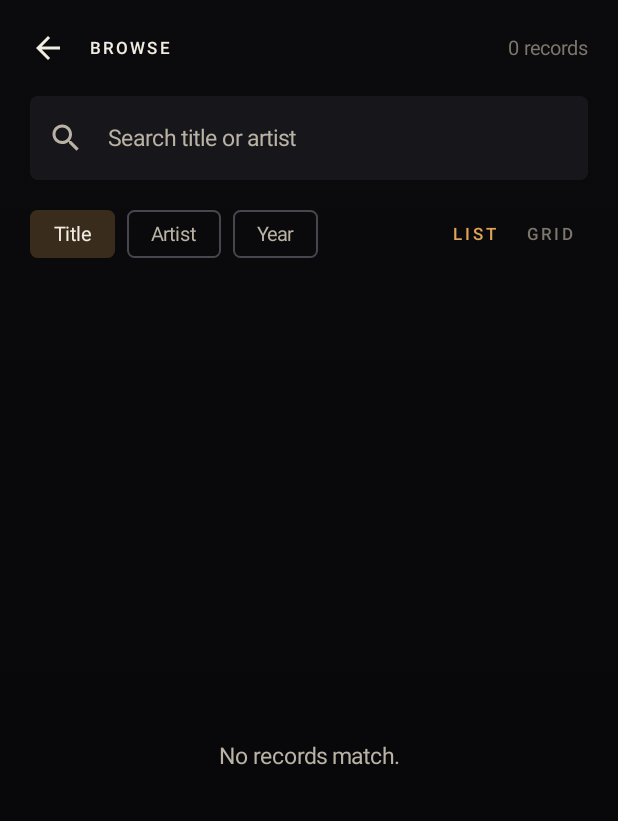
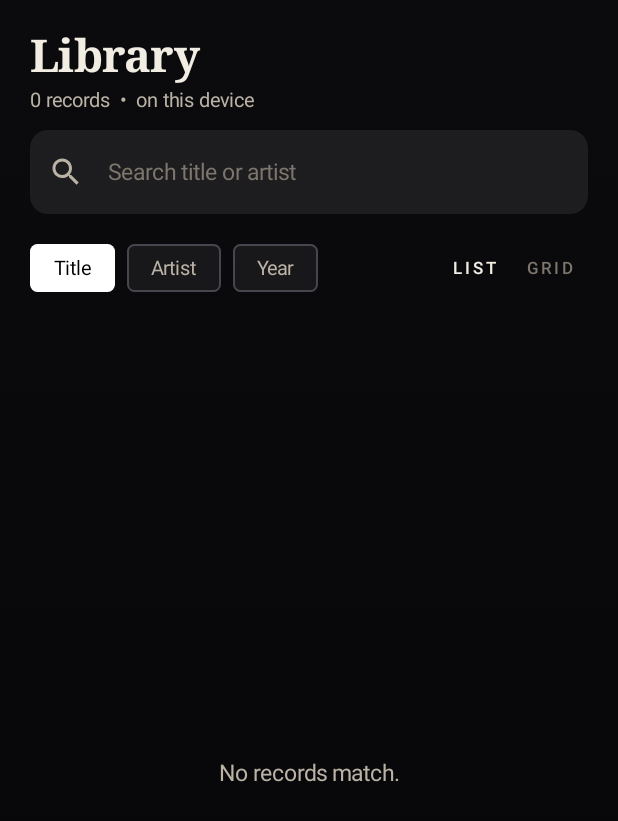
Before and after one commit to alekslime/Sonora, an Android app built with Jetpack Compose: the composable BrowseScreen called with empty values, on a phone screen of 412 x 824 dp. Shown: the top 821 px of the screen. Run offline under Robolectric (Android 15) with nearby library versions, the phone set to English and light mode, and no system bars; 2 statements that could not run were skipped.

Commit message:
M8: library home, detail and gate in the dark glass voice
These files also carry the M9 edge-to-edge insets; split by file, not by hunk.

```diff
--- a/app/src/main/java/com/sonora/browse/BrowseScreen.kt
+++ b/app/src/main/java/com/sonora/browse/BrowseScreen.kt
@@ -1,6 +1,5 @@
 package com.sonora.browse
 
-import androidx.activity.compose.BackHandler
 import androidx.compose.foundation.Image
 import androidx.compose.foundation.background
 import androidx.compose.foundation.clickable
@@ -16,6 +15,7 @@ import androidx.compose.foundation.layout.fillMaxWidth
 import androidx.compose.foundation.layout.height
 import androidx.compose.foundation.layout.padding
 import androidx.compose.foundation.layout.size
+import androidx.compose.foundation.layout.systemBarsPadding
 import androidx.compose.foundation.layout.width
 import androidx.compose.foundation.lazy.LazyColumn
 import androidx.compose.foundation.lazy.grid.GridCells
@@ -23,12 +23,10 @@ import androidx.compose.foundation.lazy.grid.LazyVerticalGrid
 import androidx.compose.foundation.lazy.grid.items
 import androidx.compose.foundation.lazy.items
 import androidx.compose.material.icons.Icons
-import androidx.compose.material.icons.filled.ArrowBack
 import androidx.compose.material.icons.filled.Search
 import androidx.compose.material3.FilterChip
 import androidx.compose.material3.FilterChipDefaults
 import androidx.compose.material3.Icon
-import androidx.compose.material3.IconButton
 import androidx.compose.material3.Text
 import androidx.compose.material3.TextField
 import androidx.compose.material3.TextFieldDefaults
@@ -59,23 +57,22 @@ private enum class SortMode(val label: String) {
 }
 
 /**
- * M1 compact browsing: search, sort and list/grid views over the library,
- * so large collections stay navigable without the spatial shelf.
+ * Library home: search, sort and list/grid views over the collection.
+ * In demo mode a pill offers the way back to the on-device library.
  */
 @Composable
 fun BrowseScreen(
     albums: List<Album>,
     onOpenAlbum: (Album) -> Unit,
-    onBack: () -> Unit,
     modifier: Modifier = Modifier,
     demo: Boolean = false,
+    onExitDemo: (() -> Unit)? = null,
 ) {
     val colors = LocalSonoraColors.current
     val type = LocalSonoraTypography.current
     var query by rememberSaveable { mutableStateOf("") }
     var sort by rememberSaveable { mutableStateOf(SortMode.TITLE) }
     var grid by rememberSaveable { mutableStateOf(false) }
-    BackHandler(onBack = onBack)
 
     val visible = albums
         .filter {
@@ -94,25 +91,36 @@ fun BrowseScreen(
     Column(
         modifier = modifier
             .fillMaxSize()
-            .background(Brush.verticalGradient(listOf(colors.obsidian, colors.abyss))),
+            .background(Brush.verticalGradient(listOf(colors.obsidian, colors.abyss)))
+            .systemBarsPadding(),
     ) {
-        Row(
+        Column(
             Modifier
                 .fillMaxWidth()
-                .padding(start = 8.dp, end = 20.dp, top = 8.dp),
-            verticalAlignment = Alignment.CenterVertically,
+                .padding(start = 20.dp, end = 20.dp, top = 20.dp, bottom = 4.dp),
         ) {
-            IconButton(onClick = onBack) {
-                Icon(Icons.Filled.ArrowBack, contentDescription = "Back to shelf", tint = colors.ivory)
+            Text("Library", style = type.display, color = colors.ivory)
+            Spacer(Modifier.height(4.dp))
+            Row(verticalAlignment = Alignment.CenterVertically) {
+                Text(
+                    if (demo) "Demo  •  ${visible.size} records" else "${visible.size} records  •  on this device",
+                    style = type.caption,
+                    color = colors.ivoryDim,
+                )
+                if (demo && onExitDemo != null) {
+                    Spacer(Modifier.width(12.dp))
+                    Text(
+                        "Use my music".uppercase(),
+                        style = type.labelCaps,
+                        color = colors.ivory,
+                        modifier = Modifier
+                            .clip(SonoraShapes.small)
+                            .clickable(role = Role.Button, onClickLabel = "Use my music library", onClick = onExitDemo)
+                            .background(Color.White.copy(alpha = 0.12f))
+                            .padding(horizontal = 12.dp, vertical = 8.dp),
+                    )
+                }
             }
-            Spacer(Modifier.width(4.dp))
-            Text("Browse".uppercase(), style = type.labelCaps, color = colors.ivory)
-            Spacer(Modifier.weight(1f))
-            Text(
-                if (demo) "Demo  •  ${visible.size} records" else "${visible.size} records",
-                style = type.caption,
-                color = colors.ivoryFaint,
-            )
         }
 
         TextField(
@@ -121,18 +129,18 @@ fun BrowseScreen(
             modifier = Modifier
                 .fillMaxWidth()
                 .padding(horizontal = 20.dp, vertical = 8.dp),
-            placeholder = { Text("Search title or artist", style = type.body) },
-            leadingIcon = { Icon(Icons.Filled.Search, contentDescription = null) },
+            placeholder = { Text("Search title or artist", style = type.body, color = colors.ivoryFaint) },
+            leadingIcon = { Icon(Icons.Filled.Search, contentDescription = null, tint = colors.ivoryDim) },
             singleLine = true,
-            shape = SonoraShapes.small,
+            shape = SonoraShapes.large,
             colors = TextFieldDefaults.colors(
-                focusedContainerColor = colors.charcoal,
-                unfocusedContainerColor = colors.charcoal,
+                focusedContainerColor = Color.White.copy(alpha = 0.08f),
+                unfocusedContainerColor = Color.White.copy(alpha = 0.08f),
                 focusedIndicatorColor = Color.Transparent,
                 unfocusedIndicatorColor = Color.Transparent,
                 focusedTextColor = colors.ivory,
                 unfocusedTextColor = colors.ivory,
-                cursorColor = colors.amber,
+                cursorColor = colors.ivory,
             ),
         )
 
@@ -149,10 +157,10 @@ fun BrowseScreen(
                     onClick = { sort = mode },
                     label = { Text(mode.label, style = type.caption) },
                     colors = FilterChipDefaults.filterChipColors(
-                        containerColor = Color.Transparent,
+                        containerColor = Color.White.copy(alpha = 0.06f),
                         labelColor = colors.ivoryDim,
-                        selectedContainerColor = colors.amber.copy(alpha = 0.22f),
-                        selectedLabelColor = colors.ivory,
+                        selectedContainerColor = Color.White,
+                        selectedLabelColor = Color.Black,
                     ),
                 )
             }
@@ -202,7 +210,7 @@ private fun ViewToggle(grid: Boolean, onToggle: (Boolean) -> Unit) {
             Text(
                 label.uppercase(),
                 style = type.labelCaps,
-                color = if (active) colors.amber else colors.ivoryFaint,
+                color = if (active) colors.ivory else colors.ivoryFaint,
                 modifier = Modifier
                     .clip(SonoraShapes.extraSmall)
                     .clickable(role = Role.Tab) { onToggle(value) }
--- a/app/src/main/java/com/sonora/data/ArtworkGenerator.kt
+++ b/app/src/main/java/com/sonora/data/ArtworkGenerator.kt
@@ -15,7 +15,7 @@ import kotlin.random.Random
 
 /**
  * Procedural M1 cover art. Each album seed deterministically yields one of
- * six compositions in a rich, saturated palette so the dark shelf reads the
+ * six compositions in a rich, saturated palette so the dark library reads the
  * way the spec intends: artwork supplies the color.
  *
  * Runs on a background dispatcher; callers must never invoke it on the UI
```
Also changed, not shown: app/src/main/java/com/sonora/browse/LibraryGate.kt (+7 -4 lines), app/src/main/java/com/sonora/components/PrototypePlaybackControls.kt (+8 -3 lines), app/src/main/java/com/sonora/detail/AlbumDetailScreen.kt (+6 -4 lines).
